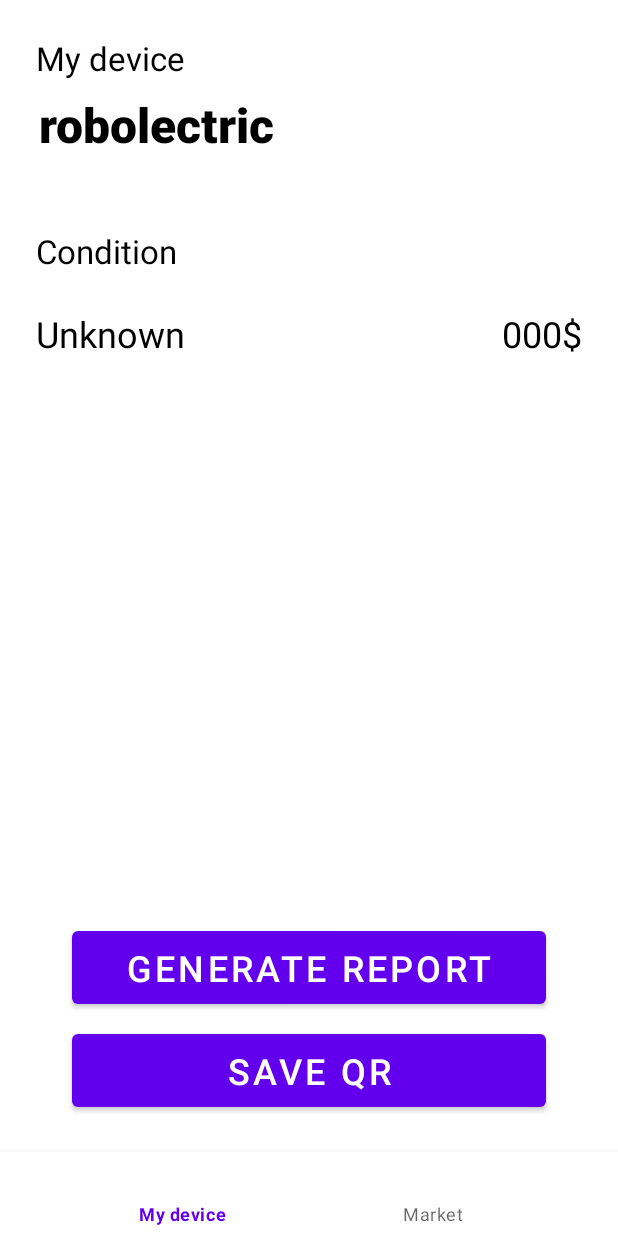
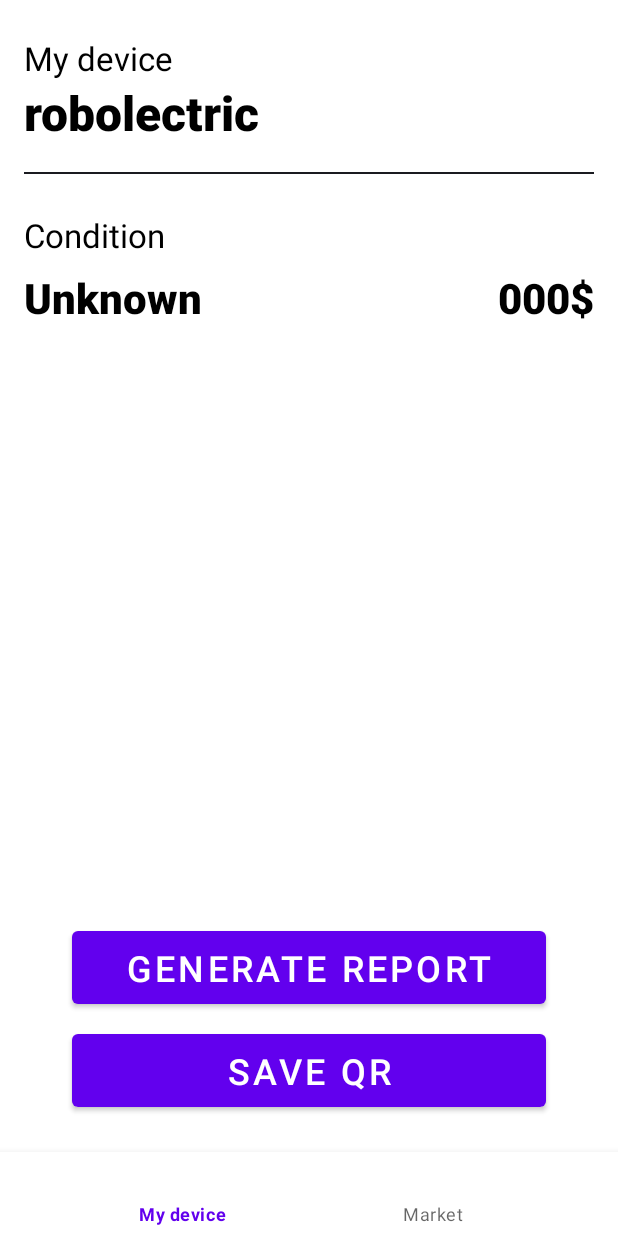
Before and after one commit to kruvasan007/PhoenixMobile, an Android app: the screen it shows after launch (MainActivity), on a phone screen of 412 x 824 dp. Run offline under Robolectric (Android 15) with nearby library versions, the phone set to English and light mode, and no system bars; our stand-ins replace Room's generated code, navigation-ui.

Commit message:
add gyro and waiting box

```diff
--- a/app/src/main/AndroidManifest.xml
+++ b/app/src/main/AndroidManifest.xml
@@ -9,6 +9,7 @@
         tools:ignore="ProtectedPermissions" />
 
     <application
+        android:name=".App"
         android:allowBackup="true"
         android:dataExtractionRules="@xml/data_extraction_rules"
         android:fullBackupContent="@xml/backup_rules"
--- /dev/null
+++ b/app/src/main/java/com/example/phoenixmobile/App.kt
@@ -0,0 +1,23 @@
+package com.example.phoenixmobile
+
+import android.app.Application
+import androidx.room.Room
+import com.example.phoenixmobile.database.AppDatabase
+
+class App : Application() {
+    companion object {
+        var reportDatabase: AppDatabase? = null
+        fun getDatabase(): AppDatabase? {
+            return reportDatabase
+        }
+    }
+
+    override fun onCreate() {
+        super.onCreate()
+        reportDatabase = Room
+            .databaseBuilder(applicationContext, AppDatabase::class.java, "DB")
+            .allowMainThreadQueries()
+            .build()
+    }
+
+}
--- /dev/null
+++ b/app/src/main/java/com/example/phoenixmobile/database/AppDatabase.kt
@@ -0,0 +1,9 @@
+package com.example.phoenixmobile.database
+
+import androidx.room.Database
+import androidx.room.RoomDatabase
+
+@Database(entities = [ReportDto::class], version = 1)
+abstract class AppDatabase : RoomDatabase() {
+    abstract fun reportDao(): ReportDao
+}
--- /dev/null
+++ b/app/src/main/java/com/example/phoenixmobile/database/ReportDao.kt
@@ -0,0 +1,21 @@
+package com.example.phoenixmobile.database
+
+
+import androidx.room.Dao
+import androidx.room.Delete
+import androidx.room.Insert
+import androidx.room.Query
+import com.example.phoenixmobile.model.Report
+
+@Dao
+interface ReportDao {
+
+    @Insert(entity = ReportDto::class)
+    fun insertReport(report: ReportDto)
+
+    /*@Query("SELECT * FROM report")
+    fun getAll(): List<ReportDto>*/
+
+    /*@Delete
+    fun delete(reportDto: ReportDto)*/
+}
--- a/app/src/main/res/layout/fragment_my_device.xml
+++ b/app/src/main/res/layout/fragment_my_device.xml
@@ -6,31 +6,41 @@
     android:layout_height="match_parent"
     tools:context=".ui.device.MyDeviceFragment">
 
+    <LinearLayout
+        android:layout_marginHorizontal="16dp"
+        android:layout_marginVertical="24dp"
+        android:id="@+id/header"
+        android:layout_width="match_parent"
+        android:layout_height="wrap_content"
+        android:orientation="vertical"
+        app:layout_constraintLeft_toLeftOf="parent"
+        app:layout_constraintRight_toRightOf="parent"
+        app:layout_constraintTop_toTopOf="parent">
+
         <TextView
-        android:fontFamily="sans-serif"
             android:id="@+id/my_device_header"
             android:layout_width="wrap_content"
             android:layout_height="wrap_content"
-        android:layout_marginHorizontal="24dp"
-        android:layout_marginVertical="24dp"
+            android:fontFamily="sans-serif"
             android:text="My device"
             android:textColor="@color/black"
-        android:textSize="22sp"
-        app:layout_constraintLeft_toLeftOf="parent"
-        app:layout_constraintTop_toTopOf="parent" />
+            android:textSize="22sp" />
 
         <TextView
-        android:fontFamily="sans-serif-black"
             android:id="@+id/device_name"
             android:layout_width="match_parent"
             android:layout_height="wrap_content"
-        android:layout_marginHorizontal="26dp"
-        android:layout_marginVertical="8dp"
+            android:fontFamily="sans-serif-black"
             android:text="Gen report"
             android:textColor="@color/black"
-        android:textSize="32sp"
-        app:layout_constraintLeft_toLeftOf="parent"
-        app:layout_constraintTop_toBottomOf="@id/my_device_header" />
+            android:textSize="32sp" />
+
+        <com.google.android.material.divider.MaterialDivider
+            android:layout_width="wrap_content"
+            app:dividerColor="@color/material_dynamic_neutral10"
+            android:layout_height="wrap_content"
+            android:layout_marginVertical="18dp"/>
+    </LinearLayout>
 
 
     <LinearLayout
@@ -38,19 +48,17 @@
         android:layout_width="match_parent"
         android:layout_height="wrap_content"
         android:layout_marginHorizontal="16dp"
-        android:layout_marginVertical="32dp"
         android:orientation="vertical"
         app:layout_constraintLeft_toLeftOf="parent"
         app:layout_constraintRight_toRightOf="parent"
-        app:layout_constraintTop_toBottomOf="@+id/device_name">
+        app:layout_constraintTop_toBottomOf="@+id/header">
 
         <TextView
-            android:fontFamily="sans-serif"
             android:id="@+id/condition_header"
             android:layout_width="wrap_content"
             android:layout_height="wrap_content"
             android:layout_marginVertical="8dp"
-            android:padding="8dp"
+            android:fontFamily="sans-serif"
             android:text="Condition"
             android:textColor="@color/black"
             android:textSize="22sp" />
@@ -58,8 +66,7 @@
         <RelativeLayout
             android:layout_width="match_parent"
             android:layout_height="wrap_content"
-            android:orientation="horizontal"
-            android:padding="8dp">
+            android:orientation="horizontal">
 
             <TextView
                 android:id="@+id/state_of_device"
@@ -67,8 +74,9 @@
                 android:layout_height="wrap_content"
                 android:layout_alignParentStart="true"
                 android:text="Unknown"
+                android:fontFamily="sans-serif-black"
                 android:textColor="@color/black"
-                android:textSize="24sp" />
+                android:textSize="28sp" />
 
             <TextView
                 android:id="@+id/current_price"
@@ -76,18 +84,19 @@
                 android:layout_height="wrap_content"
                 android:layout_alignParentEnd="true"
                 android:text="000$"
+                android:fontFamily="sans-serif-black"
                 android:textColor="@color/black"
-                android:textSize="24sp" />
+                android:textSize="28sp" />
         </RelativeLayout>
 
     </LinearLayout>
 
 
     <TextView
-        android:layout_margin="24dp"
         android:id="@+id/report_text"
         android:layout_width="match_parent"
         android:layout_height="wrap_content"
+        android:layout_margin="24dp"
         android:textColor="@color/black"
         app:layout_constraintLeft_toLeftOf="parent"
         app:layout_constraintRight_toRightOf="parent"
```
Also changed, not shown: app/build.gradle.kts (+15 -8 lines), app/src/main/java/com/example/phoenixmobile/Service/BatteryState.kt (added, +9 -0 lines), app/src/main/java/com/example/phoenixmobile/data/Repository.kt (+8 -0 lines), app/src/main/java/com/example/phoenixmobile/database/ReportDto.kt (added, +13 -0 lines), app/src/main/java/com/example/phoenixmobile/model/Report.kt (+38 -2 lines), app/src/main/java/com/example/phoenixmobile/ui/device/LoadingDialog.kt (added, +32 -0 lines), app/src/main/java/com/example/phoenixmobile/ui/device/MyDeviceFragment.kt (+112 -54 lines), app/src/main/java/com/example/phoenixmobile/ui/device/MyDeviceViewModel.kt (+46 -7 lines), app/src/main/res/layout/loadiong_dialog.xml (added, +33 -0 lines), build.gradle.kts (+8 -0 lines). Lines whose indentation alone changed are shown as unchanged.
